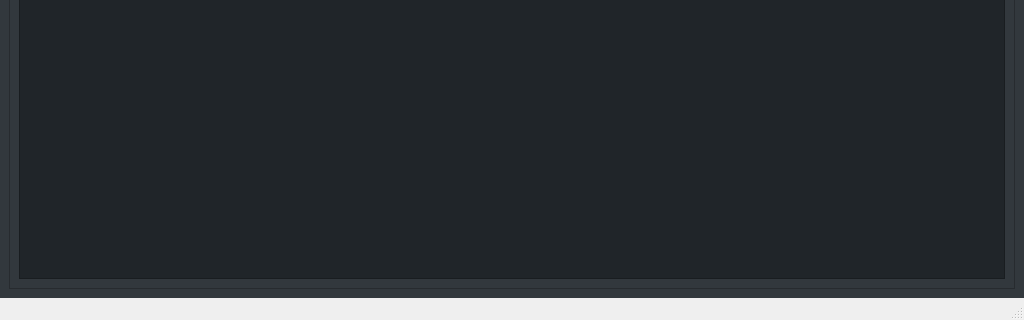
Qt form pyside6-and-qt/ex_006_first_ui_qt_designer/ui/main_window.ui (fernandoaafonseca/daily-coding) before a commit; both pictures show x 0 to 1024 and y 399 to 719 of the 1024 by 719 pixel window.
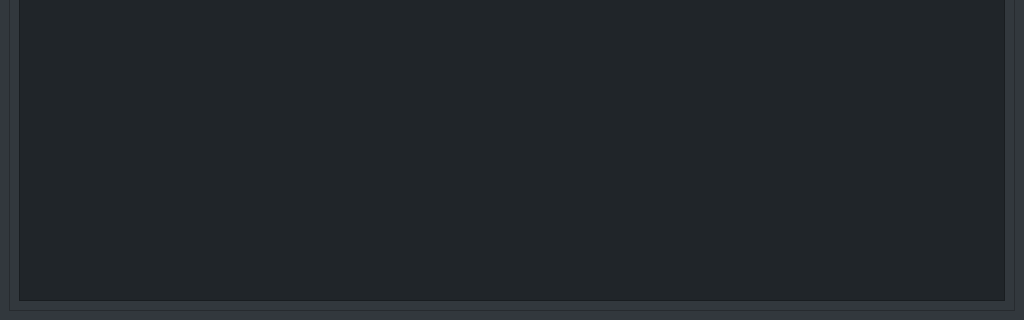
The same form after that commit.

```diff
--- a/pyside6-and-qt/ex_006_first_ui_qt_designer/ui/main_window.ui
+++ b/pyside6-and-qt/ex_006_first_ui_qt_designer/ui/main_window.ui
@@ -284,7 +284,6 @@
     </item>
    </layout>
   </widget>
-  <widget class="QStatusBar" name="statusbar"/>
  </widget>
  <resources/>
  <connections>
```
